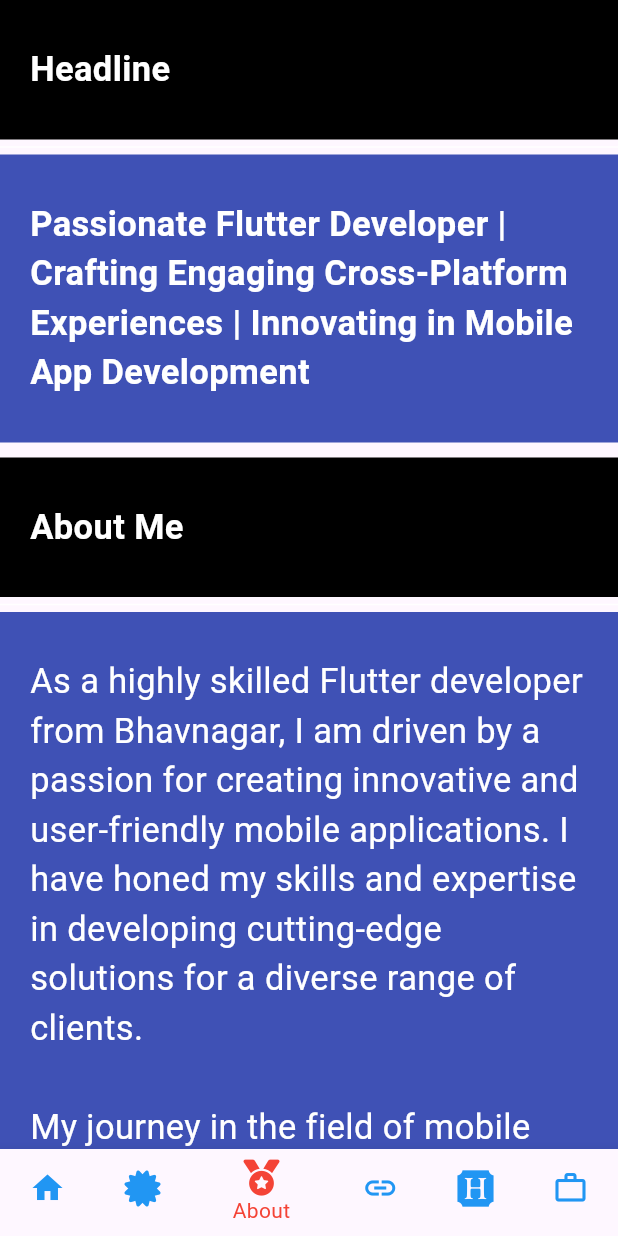
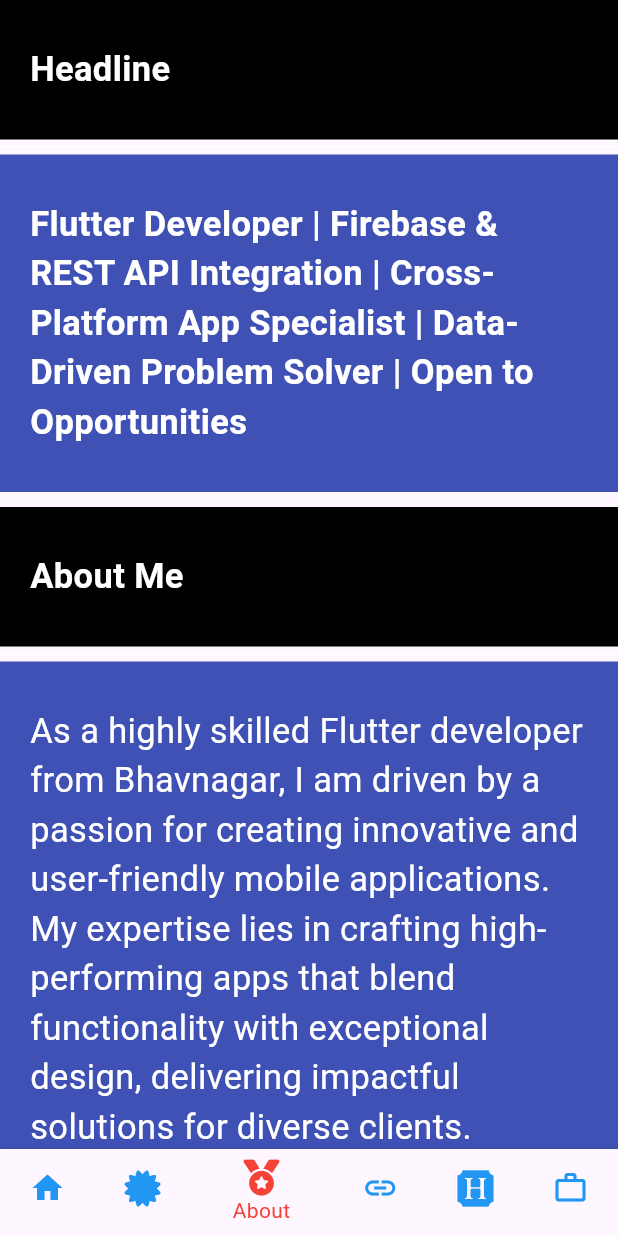
Before and after one commit to sarthakdjoshiFlutterDev30/proftolio_sarthak, a Flutter app: the screen it shows after launch, item 3 of the bottom bar chosen, on a phone screen of 412 x 824 dp. Run offline on Flutter 3.47's test engine with Material 3 defaults, Android fonts, the light colour scheme and no system bars; our stand-ins replace cloud_firestore, email_validator, firebase_core, font_awesome_flutter; accounts and stored records are empty.

Commit message:
init commit

```diff
--- a/lib/My_Site/Protfolio_about.dart
+++ b/lib/My_Site/Protfolio_about.dart
@@ -52,7 +52,7 @@
                   children: [
                     const SizedBox(height: 10),
                     Text(
-                      'Passionate Flutter Developer | Crafting Engaging Cross-Platform Experiences | Innovating in Mobile App Development',
+                      "Flutter Developer | Firebase & REST API Integration | Cross-Platform App Specialist | Data-Driven Problem Solver | Open to Opportunities",
                       style: TextStyle(
                         fontSize: fontSize,
                         color: Colors.white,
@@ -94,10 +94,10 @@
                   children: [
                     const SizedBox(height: 10),
                     Text(
-                      'As a highly skilled Flutter developer from Bhavnagar, I am driven by a passion for creating innovative and user-friendly mobile applications. I have honed my skills and expertise in developing cutting-edge solutions for a diverse range of clients.\n\n'
-                      'My journey in the field of mobile app development began with a keen interest in technology and coding. Over the years, I have continuously upgraded my skills and knowledge to keep up with the ever-evolving industry. My proficiency in Flutter, a cross-platform development framework, allows me to create robust and high-performing apps for both Android and iOS platforms.\n\n'
-                      'I am a detail-oriented and results-driven professional, who thrives in fast-paced and challenging environments. With a strong background in software engineering, I possess a deep understanding of the entire app development lifecycle, from conceptualization to deployment. I am well-versed in agile methodologies and have a proven track record of delivering projects within tight deadlines while maintaining the highest quality standards.\n\n'
-                      'Apart from my technical skills, I am a great team player and possess excellent communication skills. I believe in collaborating with my colleagues and clients to understand their requirements and deliver solutions that meet their expectations. My ability to adapt to new technologies and think outside the box has helped me.',
+                      'As a highly skilled Flutter developer from Bhavnagar, I am driven by a passion for creating innovative and user-friendly mobile applications. My expertise lies in crafting high-performing apps that blend functionality with exceptional design, delivering impactful solutions for diverse clients.\n\n'
+                          'My journey in mobile app development began with a fascination for technology and problem-solving. Over the years, I have honed my skills in Flutter, Dart, Firebase, and REST API integration, enabling me to create robust cross-platform applications for Android and iOS. I am also proficient with tools like Power BI and Razorpay payment gateway, further broadening the scope of my development capabilities.\n\n'
+                          'With a strong foundation in software engineering, I excel at navigating the entire app development lifecycle—from ideation to deployment. I am detail-oriented, results-driven, and thrive in dynamic, fast-paced environments. My experience includes delivering real-time features such as audio/video calling and messaging, showcased in my e-commerce platforms, chat apps, and college management systems.\n\n'
+                          'Beyond my technical skills, I am an excellent collaborator with strong communication abilities. I work closely with clients and teammates to understand their requirements, ensuring solutions align with their expectations. My adaptability, innovative thinking, and commitment to quality make me a valuable contributor to any team.',
                       style: TextStyle(
                         fontSize: fontSize,
                         color: Colors.white,
```
Also changed, not shown: 2 other files.
